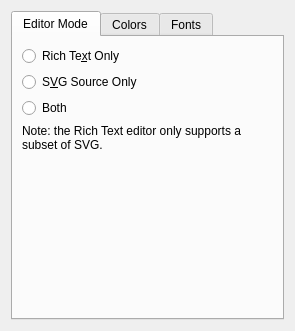
Before: the Qt Designer form plugins/tools/svgtexttool/WdgSvgTextSettings.ui in KDE/krita, drawn with Qt 5.
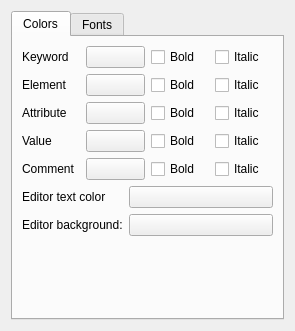
After: the same form once the commit is applied. Custom widgets are drawn as their Qt base class.

Commit message:
svgtexttool: Remove setting to enable only rich-text or SVG editor
Eventually we shall have on-canvas rich-text editing and the editor
will only allow editing the SVG source. For the time being, we still
keep the rich-text editor for backward compatibility while on-canvas
editing is being implemented, but we can remove the setting to enable
only a specific editor now since it will no longer be useful in the
future, and this allows us to simplify things a bit.

Diff of the .ui file:
```diff
--- a/plugins/tools/svgtexttool/WdgSvgTextSettings.ui
+++ b/plugins/tools/svgtexttool/WdgSvgTextSettings.ui
@@ -20,57 +20,6 @@
      <property name="currentIndex">
       <number>0</number>
      </property>
-     <widget class="QWidget" name="tab">
-      <attribute name="title">
-       <string>Editor Mode</string>
-      </attribute>
-      <layout class="QGridLayout" name="gridLayout">
-       <item column="0" row="3">
-        <widget class="QLabel" name="label">
-         <property name="text">
-          <string>Note: the Rich Text editor only supports a subset of SVG.</string>
-         </property>
-         <property name="wordWrap">
-          <bool>true</bool>
-         </property>
-        </widget>
-       </item>
-       <item column="0" row="0">
-        <widget class="QRadioButton" name="radioRichText">
-         <property name="text">
-          <string>Rich Te&amp;xt Only</string>
-         </property>
-        </widget>
-       </item>
-       <item column="0" row="2">
-        <widget class="QRadioButton" name="radioBoth">
-         <property name="text">
-          <string>Both</string>
-         </property>
-        </widget>
-       </item>
-       <item column="0" row="1">
-        <widget class="QRadioButton" name="radioSvgSource">
-         <property name="text">
-          <string>S&amp;VG Source Only</string>
-         </property>
-        </widget>
-       </item>
-       <item column="0" row="4">
-        <spacer name="verticalSpacer">
-         <property name="orientation">
-          <enum>Qt::Vertical</enum>
-         </property>
-         <property name="sizeHint" stdset="0">
-          <size>
-           <width>20</width>
-           <height>40</height>
-          </size>
-         </property>
-        </spacer>
-       </item>
-      </layout>
-     </widget>
      <widget class="QWidget" name="tab_2">
       <attribute name="title">
        <string>Colors</string>
```
The commit also changes 2 other files.
